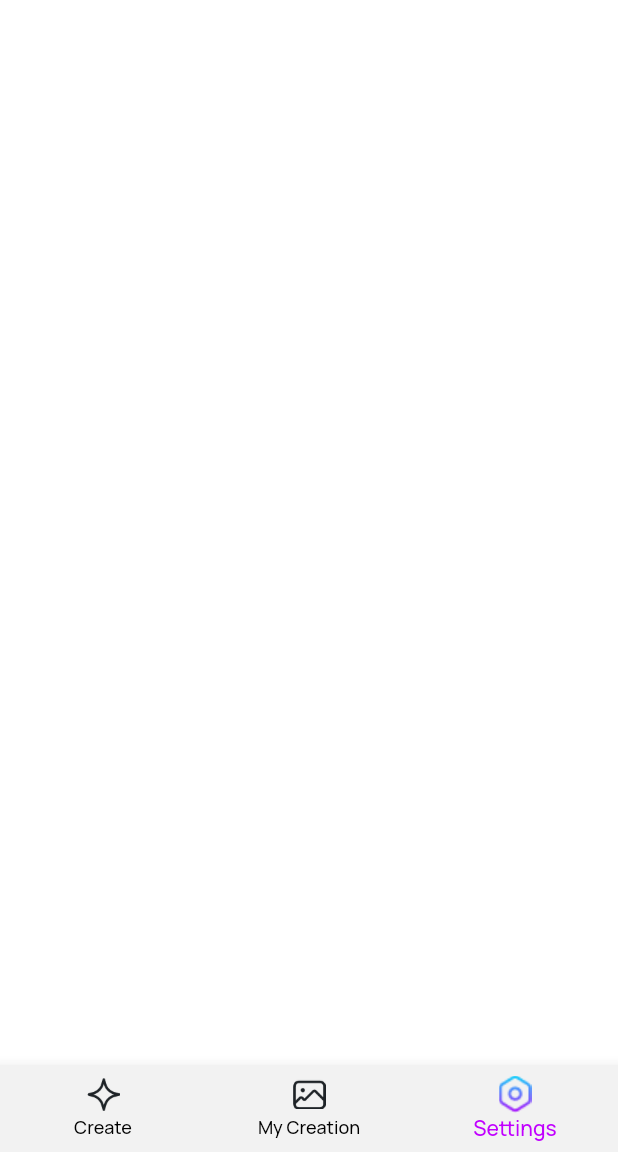
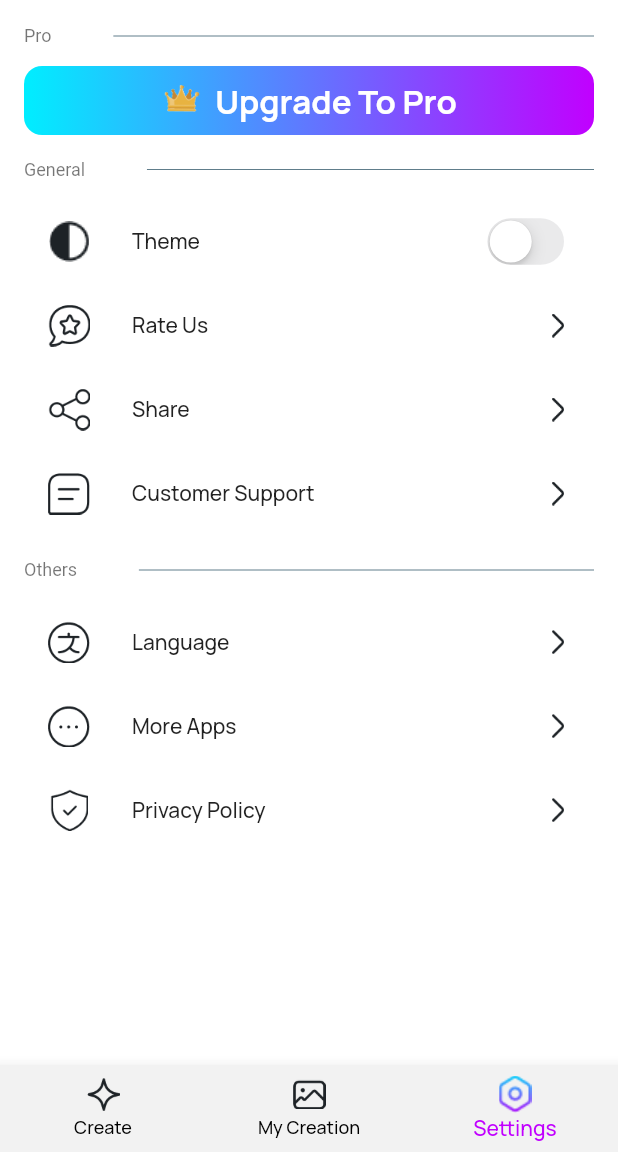
Before and after one commit to hammasali/artbotic, a Flutter app: the Landing screen opened directly, item 3 of the bottom bar chosen, on a phone screen of 412 x 824 dp, the part 84-1236 px from its top. Run offline on Flutter 3.47's test engine with Material 2 defaults, Android fonts, the phone set to English and light mode, and no system bars; our stand-ins replace get, google_fonts, shared_preferences; missing offline and left inert: gradient_slider; accounts and stored records are empty; Roboto replaces fonts that are missing (Solway).

Commit message:
Setting Layout Completed

```diff
--- a/lib/config/theme.dart
+++ b/lib/config/theme.dart
@@ -13,18 +13,21 @@ class AppTheme {
   static Color lightPrimaryColor = const Color(0xfff2f2f2);
   static Color lightTextColor = const Color(0xFF1D2226);
   static Color lightIconColor = const Color(0xFF1D2226);
+  static Color lightDividerColor = Colors.blueGrey.shade500;
   static Color lightAccentColor = Colors.blueGrey.shade200;
 
   static Color darkBackgroundColor = const Color(0xFF000000);
   static Color darkPrimaryColor = const Color(0xFF1D2226);
   static Color darkTextColor = const Color(0xffffffff);
   static Color darkIconColor = const Color(0xffffffff);
+  static Color darkDividerColor = Colors.white;
   static Color darkAccentColor = Colors.blueGrey.shade600;
 
   const AppTheme._();
 
   static final lightTheme = ThemeData(
       brightness: Brightness.light,
+      dividerColor: lightDividerColor,
       primaryColor: lightPrimaryColor,
       hintColor: lightAccentColor,
       scaffoldBackgroundColor: lightBackgroundColor,
@@ -53,6 +56,7 @@ class AppTheme {
   static final darkTheme = ThemeData(
       scaffoldBackgroundColor: darkBackgroundColor,
       brightness: Brightness.dark,
+      dividerColor: darkDividerColor,
       primaryColor: darkPrimaryColor,
       hintColor: darkAccentColor,
       visualDensity: VisualDensity.adaptivePlatformDensity,
--- /dev/null
+++ b/lib/controllers/setting_controller.dart
@@ -0,0 +1,4 @@
+import 'package:get/get.dart';
+
+class SettingController extends GetxController {
+}
--- a/lib/l10n/intl_en.arb
+++ b/lib/l10n/intl_en.arb
@@ -34,5 +34,16 @@
   "seed": "Seed",
   "generate": "Generate",
   "inspiration": "Inspiration",
-  "prompt": "Prompt"
+  "prompt": "Prompt",
+  "pro": "Pro",
+  "upgradeToPro": "Upgrade To Pro",
+  "general": "General",
+  "theme": "Theme",
+  "rateUs": "Rate Us",
+  "share": "Share",
+  "customerSupport": "Customer Support",
+  "others": "Others",
+  "language": "Language",
+  "moreApps": "More Apps",
+  "privacyPolicy": "Privacy Policy"
 }
--- a/lib/utils/app_const.dart
+++ b/lib/utils/app_const.dart
@@ -33,4 +33,14 @@ class AppConsts {
   static const String sliderHead = 'assets/slider_head.png';
   static const String refresh = 'assets/refresh.png';
   static const String bin = 'assets/bin.png';
+  static const String customerSupport = 'assets/settings/customer_support.png';
+  static const String language = 'assets/settings/language.png';
+  static const String moreApps = 'assets/settings/more_apps.png';
+  static const String privacyPolicy = 'assets/settings/privacy_policy.png';
+  static const String rateUs = 'assets/settings/rate_us.png';
+  static const String share = 'assets/settings/share.png';
+  static const String theme = 'assets/settings/theme.png';
+  static const String king = 'assets/settings/king.png';
+  static const String arrowRight = 'assets/settings/arrow_right.png';
+
 }
--- a/lib/view/landing.dart
+++ b/lib/view/landing.dart
@@ -2,6 +2,7 @@ import 'package:artbotic/controllers/home_controller.dart';
 import 'package:artbotic/utils/app_const.dart';
 import 'package:artbotic/view/create.dart';
 import 'package:artbotic/view/my_creation.dart';
+import 'package:artbotic/view/settings.dart';
 import 'package:flutter/material.dart';
 import 'package:get/get.dart';
 
@@ -15,7 +16,7 @@ class Landing extends StatelessWidget {
   static final List<Widget> _views = <Widget>[
     Create(),
     MyCreation(),
-    Scaffold()
+    Settings()
   ];
 
   @override
--- a/lib/view/my_creation.dart
+++ b/lib/view/my_creation.dart
@@ -12,8 +12,9 @@ class MyCreation extends StatelessWidget {
         body: ListView.separated(
             shrinkWrap: true,
             itemCount: 20,
+            padding: const EdgeInsets.symmetric(horizontal: 4),
             physics: const ClampingScrollPhysics(),
-            itemBuilder: (context, index) {
+            itemBuilder: (_, index) {
               return Container(
                   height: Get.height * 0.25,
                   width: double.infinity,
@@ -41,7 +42,7 @@ class MyCreation extends StatelessWidget {
                                       maxLines: 5,
                                       overflow: TextOverflow.ellipsis,
                                       'This is a description text. It can have different styles within the same text block. This is a description text. It can have different styles within the same text block.This is a description text. It can have different styles within the same text block.This is a description text. It can have different styles within the same text block.This is a description text. It can have different styles within the same text block.',
-                                      style: Theme.of(Get.context!)
+                                      style: Theme.of(context)
                                           .textTheme
                                           .bodyLarge),
                                   const SizedBox(height: 13),
--- /dev/null
+++ b/lib/view/settings.dart
@@ -0,0 +1,82 @@
+import 'package:artbotic/controllers/theme_controller.dart';
+import 'package:artbotic/view/components/buttons/custom_button.dart';
+import 'package:flutter/cupertino.dart';
+import 'package:flutter/material.dart';
+import 'package:get/get.dart';
+
+import '../config/theme.dart';
+import '../generated/l10n.dart';
+import '../utils/app_const.dart';
+
+class Settings extends StatelessWidget {
+  Settings({super.key});
+
+  // final SettingController controller = Get.put(SettingController());
+  final ThemeController themeController = Get.find<ThemeController>();
+
+  @override
+  Widget build(BuildContext context) {
+    final s = S.of(context);
+    return Scaffold(
+        body: ListView(padding: const EdgeInsets.all(16), children: [
+      customHeader(s.pro, context),
+      const SizedBox(height: 12),
+      CustomButton(
+          icon: AppConsts.king,
+          borderRadius: 12,
+          title: s.upgradeToPro,
+          onTap: () {}),
+      const SizedBox(height: 15),
+      customHeader(s.general, context),
+      const SizedBox(height: 12),
+      ListTile(
+          leading: Image(
+              image: const AssetImage(AppConsts.theme),
+              height: 28,
+              width: 28,
+              color: Theme.of(context).iconTheme.color),
+          title: Text(s.theme, style: Theme.of(context).textTheme.bodyLarge),
+          trailing: Obx(() {
+            return CupertinoSwitch(
+                applyTheme: true,
+                activeColor: AppTheme.purpleColor,
+                value: themeController.themeMode.value == ThemeMode.dark,
+                onChanged: (bool value) {
+                  themeController.updateAppTheme();
+                });
+          })),
+      customTile(AppConsts.rateUs, s.rateUs, context),
+      customTile(AppConsts.share, s.share, context),
+      customTile(AppConsts.customerSupport, s.customerSupport, context),
+      const SizedBox(height: 15),
+      customHeader(s.others, context),
+      const SizedBox(height: 12),
+      customTile(AppConsts.language, s.language, context),
+      customTile(AppConsts.moreApps, s.moreApps, context),
+      customTile(AppConsts.privacyPolicy, s.privacyPolicy, context)
+    ]));
+  }
+
+  customHeader(String s, BuildContext context) {
+    return Row(children: [
+      Text(s, style: Theme.of(context).textTheme.bodySmall),
+      SizedBox(width: Get.width * 0.1),
+      const Expanded(child: Divider())
+    ]);
+  }
+
+  customTile(String icon, String title, BuildContext context) {
+    return ListTile(
+        leading: Image(
+            image: AssetImage(icon),
+            height: 28,
+            width: 28,
+            color: Theme.of(context).iconTheme.color),
+        title: Text(title, style: Theme.of(context).textTheme.bodyLarge),
+        trailing: Image(
+            image: const AssetImage(AppConsts.arrowRight),
+            height: 16,
+            width: 16,
+            color: Theme.of(context).iconTheme.color));
+  }
+}
--- a/pubspec.yaml
+++ b/pubspec.yaml
@@ -60,6 +60,7 @@ flutter:
     - assets/icons/
     - assets/bottom_bar/
     - assets/aspect_ratio/
+    - assets/settings/
 
   # An image asset can refer to one or more resolution-specific "variants", see
   # https://flutter.dev/assets-and-images/#resolution-aware
```
Also changed, not shown: assets/settings/arrow_right.png (added), assets/settings/customer_support.png (added), assets/settings/king.png (added), assets/settings/language.png (added), assets/settings/more_apps.png (added), assets/settings/privacy_policy.png (added), assets/settings/rate_us.png (added), assets/settings/share.png (added), assets/settings/theme.png (added), lib/generated/intl/messages_en.dart, lib/generated/l10n.dart.
